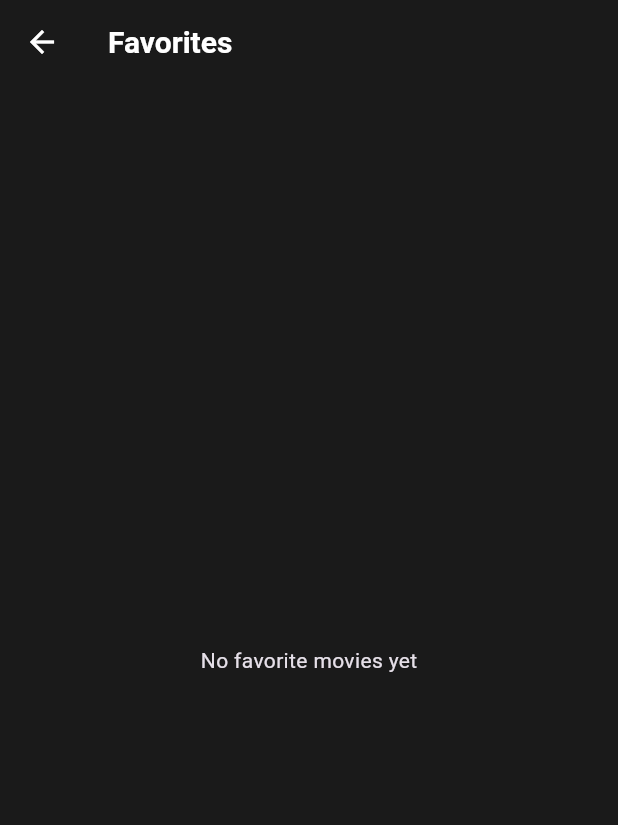
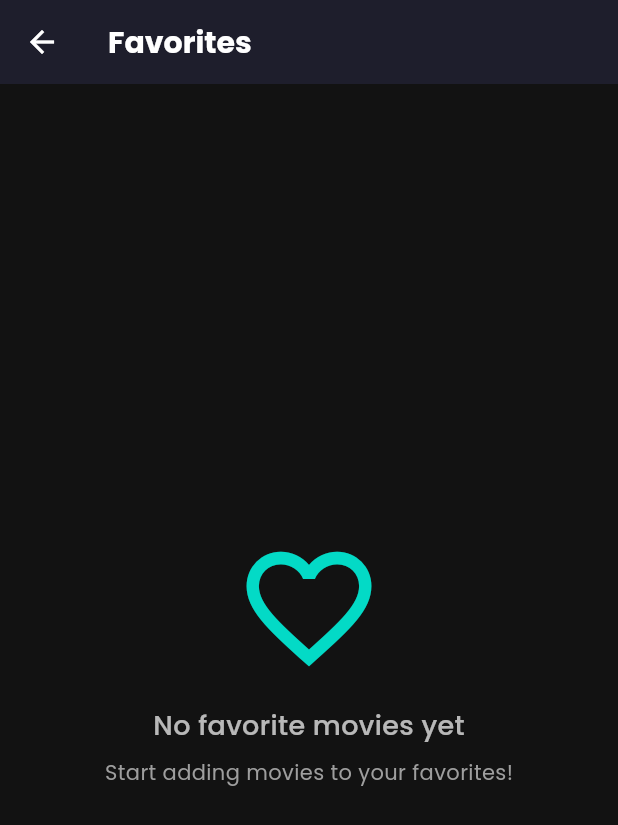
Before and after one commit to misalsathsara/movie_application, a Flutter app: the FavoritesScreen screen opened directly with empty values, on a phone screen of 412 x 824 dp. Shown: the top 825 px of the screen. Run offline on Flutter 3.47's test engine with Material 3 defaults, Android fonts, the phone set to English and light mode, and no system bars; our stand-ins replace carousel_slider, flutter_rating_bar, google_fonts, youtube_player_flutter; network calls fail.

Commit message:
final settings

```diff
--- a/lib/screens/favorites_screen.dart
+++ b/lib/screens/favorites_screen.dart
@@ -1,8 +1,8 @@
 import 'package:flutter/material.dart';
+import 'package:google_fonts/google_fonts.dart';
 import '../model/movie.dart';
 import '../widgets/movie_card.dart';
 import 'movie_detail_screen.dart';
-
 class FavoritesScreen extends StatelessWidget {
   final List<Movie> favorites;
   final Function(Movie) onToggleFavorite;
@@ -17,15 +17,49 @@ class FavoritesScreen extends StatelessWidget {
   Widget build(BuildContext context) {
     if (favorites.isEmpty) {
       return Scaffold(
-        appBar: AppBar(title: const Text('Favorites')),
-        body: const Center(
-          child: Text('No favorite movies yet'),
+        appBar: AppBar(
+          title: Text(
+            'Favorites',
+            style: GoogleFonts.poppins(fontWeight: FontWeight.bold),
+          ),
+        ),
+        body: Center(
+          child: Column(
+            mainAxisAlignment: MainAxisAlignment.center,
+            children: [
+              Icon(
+                Icons.favorite_border,
+                size: 100,
+                color: Theme.of(context).colorScheme.secondary,
+              ),
+              const SizedBox(height: 16),
+              Text(
+                'No favorite movies yet',
+                style: GoogleFonts.poppins(
+                  fontSize: 18,
+                  fontWeight: FontWeight.w500,
+                ),
+              ),
+              const SizedBox(height: 8),
+              Text(
+                'Start adding movies to your favorites!',
+                style: GoogleFonts.poppins(
+                  color: Colors.grey,
+                ),
+              ),
+            ],
+          ),
         ),
       );
     }
 
     return Scaffold(
-      appBar: AppBar(title: const Text('Favorites')),
+      appBar: AppBar(
+        title: Text(
+          'Favorites',
+          style: GoogleFonts.poppins(fontWeight: FontWeight.bold),
+        ),
+      ),
       body: GridView.builder(
         padding: const EdgeInsets.all(16),
         gridDelegate: const SliverGridDelegateWithFixedCrossAxisCount(
--- a/lib/theme/app_theme.dart
+++ b/lib/theme/app_theme.dart
@@ -1,35 +1,55 @@
 import 'package:flutter/material.dart';
+import 'package:google_fonts/google_fonts.dart';
 
 class AppTheme {
-  static ThemeData lightTheme = ThemeData(
-    brightness: Brightness.light,
-    primaryColor: Colors.red,
-    scaffoldBackgroundColor: Colors.white,
-    appBarTheme: const AppBarTheme(
-      backgroundColor: Colors.white,
+  static final darkTheme = ThemeData(
+    brightness: Brightness.dark,
+    primaryColor: const Color(0xFF1E1E2C),
+    scaffoldBackgroundColor: const Color(0xFF121212),
+    appBarTheme: AppBarTheme(
+      backgroundColor: const Color(0xFF1E1E2C),
       elevation: 0,
-      iconTheme: IconThemeData(color: Colors.black),
-      titleTextStyle: TextStyle(
-        color: Colors.black,
+      titleTextStyle: GoogleFonts.poppins(
         fontSize: 20,
         fontWeight: FontWeight.bold,
+        color: Colors.white,
       ),
+    ),
+    textTheme: TextTheme(
+      bodyLarge: GoogleFonts.poppins(color: Colors.white),
+      bodyMedium: GoogleFonts.poppins(color: Colors.white70),
+    ),
+    colorScheme: ColorScheme.dark(
+      primary: const Color(0xFF6200EE),
+      secondary: const Color(0xFF03DAC6),
+      background: const Color(0xFF121212),
+      surface: const Color(0xFF1E1E2C),
     ),
   );
 
-  static ThemeData darkTheme = ThemeData(
-    brightness: Brightness.dark,
-    primaryColor: Colors.red,
-    scaffoldBackgroundColor: const Color(0xFF1A1A1A),
-    appBarTheme: const AppBarTheme(
-      backgroundColor: Color(0xFF1A1A1A),
+  static final lightTheme = ThemeData(
+    brightness: Brightness.light,
+    primaryColor: const Color(0xFFF5F5F5),
+    scaffoldBackgroundColor: Colors.white,
+    appBarTheme: AppBarTheme(
+      backgroundColor: Colors.white,
       elevation: 0,
-      iconTheme: IconThemeData(color: Colors.white),
-      titleTextStyle: TextStyle(
-        color: Colors.white,
+      iconTheme: const IconThemeData(color: Colors.black),
+      titleTextStyle: GoogleFonts.poppins(
         fontSize: 20,
         fontWeight: FontWeight.bold,
+        color: Colors.black,
       ),
+    ),
+    textTheme: TextTheme(
+      bodyLarge: GoogleFonts.poppins(color: Colors.black),
+      bodyMedium: GoogleFonts.poppins(color: Colors.black87),
+    ),
+    colorScheme: ColorScheme.light(
+      primary: const Color(0xFF6200EE),
+      secondary: const Color(0xFF03DAC6),
+      background: Colors.white,
+      surface: const Color(0xFFF5F5F5),
     ),
   );
 }
```
Also changed, not shown: lib/screens/home_screen.dart (+9 -5 lines), lib/screens/movie_detail_screen.dart (+6 -2 lines), lib/screens/search_screen.dart (added, +154 -0 lines), lib/services/api_services.dart (+17 -0 lines), lib/widgets/movie_card.dart (+43 -18 lines).
